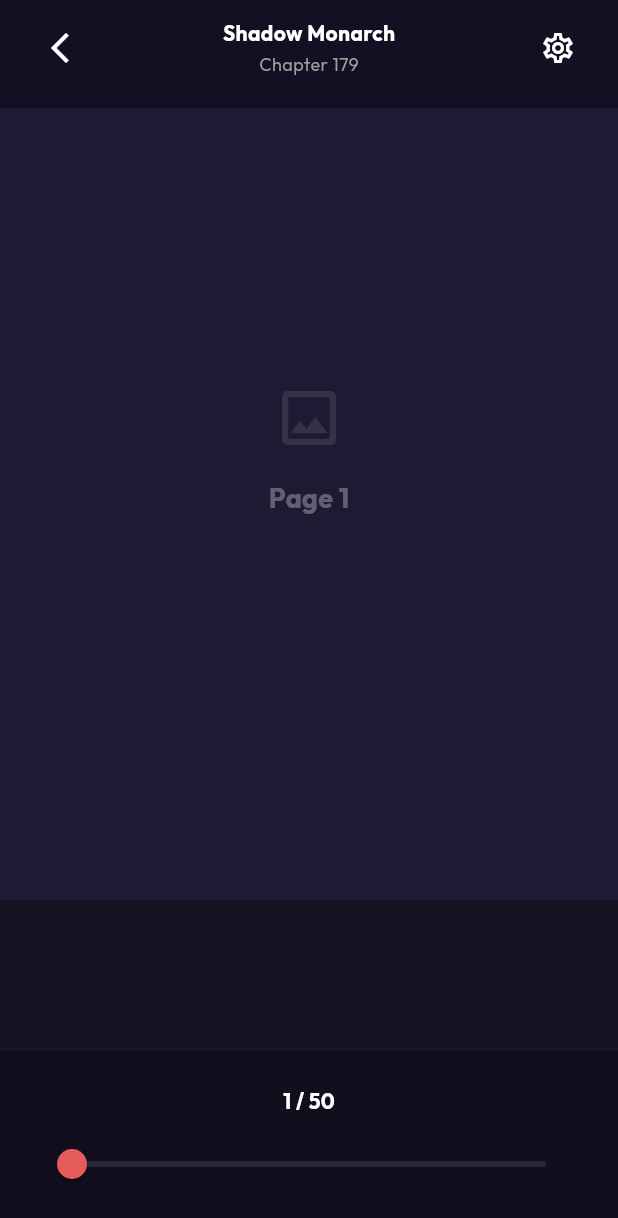
After one commit to Joseph78888/super_manga, a Flutter app: the ReaderView screen opened directly, on a phone screen of 412 x 824 dp. The commit adds this screen. Shown: the top 1218 px of the screen. Run offline on Flutter 3.47's test engine with Material 3 defaults, Android fonts, the phone set to English and light mode, and no system bars; our stand-ins replace equatable, flutter_bloc, go_router, google_fonts.

Commit message:
implemint reader ui screen

```diff
--- a/lib/core/router/app_router.dart
+++ b/lib/core/router/app_router.dart
@@ -6,6 +6,7 @@ import '../../features/browse/presentation/browse_screen.dart';
 import '../../features/library/presentation/library_screen.dart';
 import '../../features/search/presentation/search_screen.dart';
 import '../../features/detail/presentation/detail_screen.dart';
+import '../../features/reader/presentation/reader_screen.dart';
 
 final GlobalKey<NavigatorState> _rootNavigatorKey = GlobalKey<NavigatorState>(debugLabel: 'root');
 
@@ -63,5 +64,10 @@ final GoRouter appRouter = GoRouter(
       path: '/detail',
       builder: (context, state) => const DetailScreen(),
     ),
+    GoRoute(
+      parentNavigatorKey: _rootNavigatorKey,
+      path: '/reader',
+      builder: (context, state) => const ReaderScreen(),
+    ),
   ],
 );
--- a/lib/features/detail/presentation/detail_screen.dart
+++ b/lib/features/detail/presentation/detail_screen.dart
@@ -49,7 +49,7 @@ class DetailView extends StatelessWidget {
           SliverToBoxAdapter(child: _buildStatsBox()),
 
           // Action Row (Start Reading, Bookmark)
-          SliverToBoxAdapter(child: _buildActionRow()),
+          SliverToBoxAdapter(child: _buildActionRow(context)),
 
           // Genres Section
           SliverToBoxAdapter(child: _buildGenresOptions()),
@@ -345,7 +345,7 @@ class DetailView extends StatelessWidget {
     );
   }
 
-  Widget _buildActionRow() {
+  Widget _buildActionRow(BuildContext context) {
     return Padding(
       padding: const EdgeInsets.fromLTRB(24, 24, 24, 0),
       child: Row(
@@ -354,7 +354,7 @@ class DetailView extends StatelessWidget {
             child: SizedBox(
               height: 56,
               child: ElevatedButton(
-                onPressed: () {},
+                onPressed: () => context.push('/reader'),
                 style: ElevatedButton.styleFrom(
                   backgroundColor: AppTheme.accentRed,
                   shape: RoundedRectangleBorder(
--- /dev/null
+++ b/lib/features/reader/presentation/cubit/reader_cubit.dart
@@ -0,0 +1,16 @@
+import 'package:flutter_bloc/flutter_bloc.dart';
+import 'reader_state.dart';
+
+class ReaderCubit extends Cubit<ReaderState> {
+  ReaderCubit() : super(const ReaderState());
+
+  void toggleMenu() {
+    emit(state.copyWith(isMenuVisible: !state.isMenuVisible));
+  }
+
+  void updatePage(int page) {
+    if (page >= 1 && page <= state.totalPages) {
+      emit(state.copyWith(currentPage: page));
+    }
+  }
+}
--- /dev/null
+++ b/lib/features/reader/presentation/cubit/reader_state.dart
@@ -0,0 +1,28 @@
+import 'package:equatable/equatable.dart';
+
+class ReaderState extends Equatable {
+  final bool isMenuVisible;
+  final int currentPage;
+  final int totalPages;
+
+  const ReaderState({
+    this.isMenuVisible = true,
+    this.currentPage = 1,
+    this.totalPages = 50, // Dummy total pages for endless reading emulation
+  });
+
+  ReaderState copyWith({
+    bool? isMenuVisible,
+    int? currentPage,
+    int? totalPages,
+  }) {
+    return ReaderState(
+      isMenuVisible: isMenuVisible ?? this.isMenuVisible,
+      currentPage: currentPage ?? this.currentPage,
+      totalPages: totalPages ?? this.totalPages,
+    );
+  }
+
+  @override
+  List<Object?> get props => [isMenuVisible, currentPage, totalPages];
+}
--- /dev/null
+++ b/lib/features/reader/presentation/reader_screen.dart
@@ -0,0 +1,240 @@
+import 'dart:ui';
+import 'package:flutter/material.dart';
+import 'package:flutter_bloc/flutter_bloc.dart';
+import 'package:go_router/go_router.dart';
+import '../../../../core/theme/app_theme.dart';
+import 'cubit/reader_cubit.dart';
+import 'cubit/reader_state.dart';
+
+class ReaderScreen extends StatelessWidget {
+  const ReaderScreen({super.key});
+
+  @override
+  Widget build(BuildContext context) {
+    return BlocProvider(
+      create: (context) => ReaderCubit(),
+      child: const ReaderView(),
+    );
+  }
+}
+
+class ReaderView extends StatefulWidget {
+  const ReaderView({super.key});
+
+  @override
+  State<ReaderView> createState() => _ReaderViewState();
+}
+
+class _ReaderViewState extends State<ReaderView> {
+  late ScrollController _scrollController;
+  // Estimated height for a single dummy manga page to calculate scroll position
+  final double _dummyPageHeight = 600.0;
+
+  @override
+  void initState() {
+    super.initState();
+    _scrollController = ScrollController();
+    _scrollController.addListener(_onScroll);
+  }
+
+  void _onScroll() {
+    // Calculate current page based on scroll offset
+    // Since images can have varying heights, dynamically tracking in a real app
+    // might use visibility detectors. For dummy scrolling, we use division.
+    final offset = _scrollController.offset;
+    final int calculatedPage = (offset / _dummyPageHeight).floor() + 1;
+
+    final cubit = context.read<ReaderCubit>();
+    if (calculatedPage != cubit.state.currentPage && calculatedPage > 0 && calculatedPage <= cubit.state.totalPages) {
+      cubit.updatePage(calculatedPage);
+    }
+  }
+
+  @override
+  void dispose() {
+    _scrollController.removeListener(_onScroll);
+    _scrollController.dispose();
+    super.dispose();
+  }
+
+  @override
+  Widget build(BuildContext context) {
+    return Scaffold(
+      backgroundColor: Colors.black, // True black for immersive reading
+      body: BlocBuilder<ReaderCubit, ReaderState>(
+        builder: (context, state) {
+          return Stack(
+            children: [
+              // Infinite Scroll Content
+              GestureDetector(
+                onTap: () => context.read<ReaderCubit>().toggleMenu(),
+                child: ListView.builder(
+                  controller: _scrollController,
+                  physics: const BouncingScrollPhysics(),
+                  itemCount: state.totalPages,
+                  itemBuilder: (context, index) {
+                    // Dummy Manga Pages
+                    return Container(
+                      height: _dummyPageHeight,
+                      width: double.infinity,
+                      decoration: BoxDecoration(
+                        color: index % 2 == 0 ? const Color(0xFF1E1A33) : const Color(0xFF161423), // Alternating blocks mimicking pages
+                        border: Border(
+                          bottom: BorderSide(color: Colors.white.withOpacity(0.02), width: 1),
+                        ),
+                      ),
+                      alignment: Alignment.center,
+                      child: Column(
+                        mainAxisAlignment: MainAxisAlignment.center,
+                        children: [
+                          Icon(Icons.image_outlined, size: 48, color: Colors.white.withOpacity(0.1)),
+                          const SizedBox(height: 16),
+                          Text(
+                            'Page ${index + 1}',
+                            style: TextStyle(
+                              color: Colors.white.withOpacity(0.3),
+                              fontSize: 18,
+                              fontWeight: FontWeight.bold,
+                            ),
+                          ),
+                        ],
+                      ),
+                    );
+                  },
+                ),
+              ),
+
+              // Top Glassmorphic Header (Telegram style)
+              AnimatedPositioned(
+                duration: const Duration(milliseconds: 250),
+                curve: Curves.easeInOut,
+                top: state.isMenuVisible ? 0 : -100, // Slide out of view upwards
+                left: 0,
+                right: 0,
+                child: ClipRRect(
+                  child: BackdropFilter(
+                    filter: ImageFilter.blur(sigmaX: 10, sigmaY: 10),
+                    child: Container(
+                      padding: EdgeInsets.only(
+                        top: MediaQuery.of(context).padding.top + 8,
+                        bottom: 16,
+                        left: 16,
+                        right: 16,
+                      ),
+                      decoration: BoxDecoration(
+                        color: const Color(0xFF0F0B1A).withOpacity(0.65), // Semi-transparent dark background
+                        border: Border(
+                          bottom: BorderSide(
+                            color: Colors.white.withOpacity(0.05),
+                          ),
+                        ),
+                      ),
+                      child: Row(
+                        children: [
+                          IconButton(
+                            icon: const Icon(Icons.arrow_back_ios_new, color: Colors.white),
+                            onPressed: () => context.pop(),
+                          ),
+                          const Expanded(
+                            child: Column(
+                              crossAxisAlignment: CrossAxisAlignment.center,
+                              children: [
+                                Text(
+                                  'Shadow Monarch',
+                                  style: TextStyle(
+                                    color: Colors.white,
+                                    fontSize: 14,
+                                    fontWeight: FontWeight.bold,
+                                  ),
+                                ),
+                                SizedBox(height: 2),
+                                Text(
+                                  'Chapter 179',
+                                  style: TextStyle(
+                                    color: Colors.grey,
+                                    fontSize: 12,
+                                  ),
+                                ),
+                              ],
+                            ),
+                          ),
+                          IconButton(
+                            icon: const Icon(Icons.settings_outlined, color: Colors.white),
+                            onPressed: () {},
+                          ),
+                        ],
+                      ),
+                    ),
+                  ),
+                ),
+              ),
+
+              // Bottom Glassmorphic Scrubber
+              AnimatedPositioned(
+                duration: const Duration(milliseconds: 250),
+                curve: Curves.easeInOut,
+                bottom: state.isMenuVisible ? 0 : -120, // Slide out of view downwards
+                left: 0,
+                right: 0,
+                child: ClipRRect(
+                  child: BackdropFilter(
+                    filter: ImageFilter.blur(sigmaX: 10, sigmaY: 10),
+                    child: Container(
+                      padding: EdgeInsets.only(
+                        top: 24,
+                        bottom: MediaQuery.of(context).padding.bottom + 24,
+                        left: 24,
+                        right: 24,
+                      ),
+                      decoration: BoxDecoration(
+                        color: const Color(0xFF0F0B1A).withOpacity(0.65),
+                        border: Border(
+                          top: BorderSide(
+                            color: Colors.white.withOpacity(0.05),
+                          ),
+                        ),
+                      ),
+                      child: Column(
+                        children: [
+                          Text(
+                            '${state.currentPage} / ${state.totalPages}',
+                            style: const TextStyle(
+                              color: Colors.white,
+                              fontSize: 14,
+                              fontWeight: FontWeight.bold,
+                            ),
+                          ),
+                          const SizedBox(height: 8),
+                          SliderTheme(
+                            data: SliderTheme.of(context).copyWith(
+                              activeTrackColor: AppTheme.accentRed,
+                              inactiveTrackColor: Colors.white.withOpacity(0.1),
+                              thumbColor: AppTheme.accentRed,
+                              overlayColor: AppTheme.accentRed.withOpacity(0.2),
+                              trackHeight: 4,
+                            ),
+                            child: Slider(
+                              value: state.currentPage.toDouble(),
+                              min: 1,
+                              max: state.totalPages.toDouble(),
+                              onChanged: (value) {
+                                final targetPage = value.toInt();
+                                context.read<ReaderCubit>().updatePage(targetPage);
+                                // Quickly scroll to the target page via slider scrubbing
+                                _scrollController.jumpTo((targetPage - 1) * _dummyPageHeight);
+                              },
+                            ),
+                          ),
+                        ],
+                      ),
+                    ),
+                  ),
+                ),
+              ),
+            ],
+          );
+        },
+      ),
+    );
+  }
+}
--- a/lib/main.dart
+++ b/lib/main.dart
@@ -15,7 +15,7 @@ class SuperMangaApp extends StatelessWidget {
     return MaterialApp.router(
       title: 'Super Manga',
       debugShowCheckedModeBanner: false,
-      // theme: AppTheme.lightTheme,
+      // theme: AppTheme.darkTheme,
       darkTheme: AppTheme.darkTheme,
       themeMode: ThemeMode.dark,
       routerConfig: appRouter,
```
